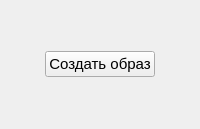
The window that dataSetGenerator-master/optdatanetwindow.ui (Nisitka/air-trail-generator) describes before a commit, drawn with Qt 5.
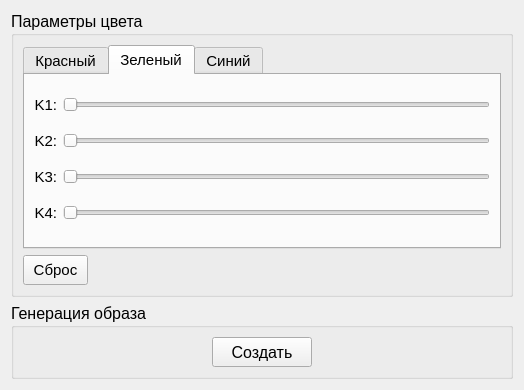
The same window after the commit.

```diff
--- a/dataSetGenerator-master/optdatanetwindow.ui
+++ b/dataSetGenerator-master/optdatanetwindow.ui
@@ -6,55 +6,291 @@
    <rect>
     <x>0</x>
     <y>0</y>
-    <width>200</width>
-    <height>129</height>
+    <width>524</width>
+    <height>390</height>
    </rect>
   </property>
   <property name="windowTitle">
    <string>Form</string>
   </property>
-  <layout class="QHBoxLayout" name="horizontalLayout_2">
+  <layout class="QVBoxLayout" name="verticalLayout_2">
    <item>
-    <layout class="QHBoxLayout" name="horizontalLayout">
-     <item>
-      <spacer name="horizontalSpacer">
-       <property name="orientation">
-        <enum>Qt::Horizontal</enum>
-       </property>
-       <property name="sizeHint" stdset="0">
-        <size>
-         <width>40</width>
-         <height>20</height>
-        </size>
-       </property>
-      </spacer>
-     </item>
-     <item>
-      <widget class="QPushButton" name="genDataNetButton">
-       <property name="font">
-        <font>
-         <pointsize>11</pointsize>
-        </font>
-       </property>
-       <property name="text">
-        <string>Создать образ</string>
-       </property>
-      </widget>
-     </item>
-     <item>
-      <spacer name="horizontalSpacer_2">
-       <property name="orientation">
-        <enum>Qt::Horizontal</enum>
-       </property>
-       <property name="sizeHint" stdset="0">
-        <size>
-         <width>40</width>
-         <height>20</height>
-        </size>
-       </property>
-      </spacer>
-     </item>
-    </layout>
+    <widget class="QGroupBox" name="groupBox_2">
+     <property name="font">
+      <font>
+       <pointsize>12</pointsize>
+      </font>
+     </property>
+     <property name="title">
+      <string>Параметры цвета</string>
+     </property>
+     <layout class="QVBoxLayout" name="verticalLayout">
+      <item>
+       <widget class="QTabWidget" name="tabWidget">
+        <property name="font">
+         <font>
+          <pointsize>11</pointsize>
+         </font>
+        </property>
+        <property name="currentIndex">
+         <number>1</number>
+        </property>
+        <widget class="QWidget" name="tab">
+         <attribute name="title">
+          <string>Красный</string>
+         </attribute>
+        </widget>
+        <widget class="QWidget" name="tab_2">
+         <attribute name="title">
+          <string>Зеленый</string>
+         </attribute>
+         <layout class="QVBoxLayout" name="verticalLayout_3">
+          <item>
+           <layout class="QHBoxLayout" name="horizontalLayout_4">
+            <item>
+             <widget class="QLabel" name="Label_1">
+              <property name="maximumSize">
+               <size>
+                <width>30</width>
+                <height>16777215</height>
+               </size>
+              </property>
+              <property name="text">
+               <string>K1:</string>
+              </property>
+              <property name="alignment">
+               <set>Qt::AlignRight|Qt::AlignTrailing|Qt::AlignVCenter</set>
+              </property>
+             </widget>
+            </item>
+            <item>
+             <widget class="QSlider" name="kG1Slider">
+              <property name="minimum">
+               <number>1</number>
+              </property>
+              <property name="maximum">
+               <number>1000</number>
+              </property>
+              <property name="orientation">
+               <enum>Qt::Horizontal</enum>
+              </property>
+             </widget>
+            </item>
+           </layout>
+          </item>
+          <item>
+           <layout class="QHBoxLayout" name="horizontalLayout_5">
+            <item>
+             <widget class="QLabel" name="Label_2">
+              <property name="maximumSize">
+               <size>
+                <width>30</width>
+                <height>16777215</height>
+               </size>
+              </property>
+              <property name="text">
+               <string>K2:</string>
+              </property>
+              <property name="alignment">
+               <set>Qt::AlignRight|Qt::AlignTrailing|Qt::AlignVCenter</set>
+              </property>
+             </widget>
+            </item>
+            <item>
+             <widget class="QSlider" name="kG2Slider">
+              <property name="minimum">
+               <number>1</number>
+              </property>
+              <property name="maximum">
+               <number>1000</number>
+              </property>
+              <property name="orientation">
+               <enum>Qt::Horizontal</enum>
+              </property>
+             </widget>
+            </item>
+           </layout>
+          </item>
+          <item>
+           <layout class="QHBoxLayout" name="horizontalLayout_6">
+            <item>
+             <widget class="QLabel" name="Label_3">
+              <property name="maximumSize">
+               <size>
+                <width>30</width>
+                <height>16777215</height>
+               </size>
+              </property>
+              <property name="text">
+               <string>K3:</string>
+              </property>
+              <property name="alignment">
+               <set>Qt::AlignRight|Qt::AlignTrailing|Qt::AlignVCenter</set>
+              </property>
+             </widget>
+            </item>
+            <item>
+             <widget class="QSlider" name="kG3Slider">
+              <property name="minimum">
+               <number>1</number>
+              </property>
+              <property name="maximum">
+               <number>1000</number>
+              </property>
+              <property name="orientation">
+               <enum>Qt::Horizontal</enum>
+              </property>
+             </widget>
+            </item>
+           </layout>
+          </item>
+          <item>
+           <layout class="QHBoxLayout" name="horizontalLayout_7">
+            <item>
+             <widget class="QLabel" name="Label_4">
+              <property name="maximumSize">
+               <size>
+                <width>30</width>
+                <height>16777215</height>
+               </size>
+              </property>
+              <property name="text">
+               <string>K4:</string>
+              </property>
+              <property name="alignment">
+               <set>Qt::AlignRight|Qt::AlignTrailing|Qt::AlignVCenter</set>
+              </property>
+             </widget>
+            </item>
+            <item>
+             <widget class="QSlider" name="kG4Slider">
+              <property name="minimum">
+               <number>1</number>
+              </property>
+              <property name="maximum">
+               <number>1000</number>
+              </property>
+              <property name="orientation">
+               <enum>Qt::Horizontal</enum>
+              </property>
+             </widget>
+            </item>
+           </layout>
+          </item>
+         </layout>
+        </widget>
+        <widget class="QWidget" name="tab_3">
+         <attribute name="title">
+          <string>Синий</string>
+         </attribute>
+        </widget>
+       </widget>
+      </item>
+      <item>
+       <layout class="QHBoxLayout" name="horizontalLayout_3">
+        <item>
+         <widget class="QPushButton" name="setDefaultKrgbButton">
+          <property name="minimumSize">
+           <size>
+            <width>65</width>
+            <height>30</height>
+           </size>
+          </property>
+          <property name="maximumSize">
+           <size>
+            <width>65</width>
+            <height>16777215</height>
+           </size>
+          </property>
+          <property name="font">
+           <font>
+            <pointsize>11</pointsize>
+           </font>
+          </property>
+          <property name="text">
+           <string>Сброс</string>
+          </property>
+         </widget>
+        </item>
+        <item>
+         <spacer name="horizontalSpacer_3">
+          <property name="orientation">
+           <enum>Qt::Horizontal</enum>
+          </property>
+          <property name="sizeHint" stdset="0">
+           <size>
+            <width>40</width>
+            <height>20</height>
+           </size>
+          </property>
+         </spacer>
+        </item>
+       </layout>
+      </item>
+     </layout>
+    </widget>
+   </item>
+   <item>
+    <widget class="QGroupBox" name="groupBox">
+     <property name="font">
+      <font>
+       <pointsize>12</pointsize>
+      </font>
+     </property>
+     <property name="title">
+      <string>Генерация образа</string>
+     </property>
+     <layout class="QHBoxLayout" name="horizontalLayout_2">
+      <item>
+       <layout class="QHBoxLayout" name="horizontalLayout">
+        <item>
+         <spacer name="horizontalSpacer_2">
+          <property name="orientation">
+           <enum>Qt::Horizontal</enum>
+          </property>
+          <property name="sizeHint" stdset="0">
+           <size>
+            <width>40</width>
+            <height>20</height>
+           </size>
+          </property>
+         </spacer>
+        </item>
+        <item>
+         <widget class="QPushButton" name="genDataNetButton">
+          <property name="minimumSize">
+           <size>
+            <width>100</width>
+            <height>30</height>
+           </size>
+          </property>
+          <property name="font">
+           <font>
+            <pointsize>12</pointsize>
+           </font>
+          </property>
+          <property name="text">
+           <string>Создать</string>
+          </property>
+         </widget>
+        </item>
+        <item>
+         <spacer name="horizontalSpacer">
+          <property name="orientation">
+           <enum>Qt::Horizontal</enum>
+          </property>
+          <property name="sizeHint" stdset="0">
+           <size>
+            <width>40</width>
+            <height>20</height>
+           </size>
+          </property>
+         </spacer>
+        </item>
+       </layout>
+      </item>
+     </layout>
+    </widget>
    </item>
   </layout>
  </widget>
```
